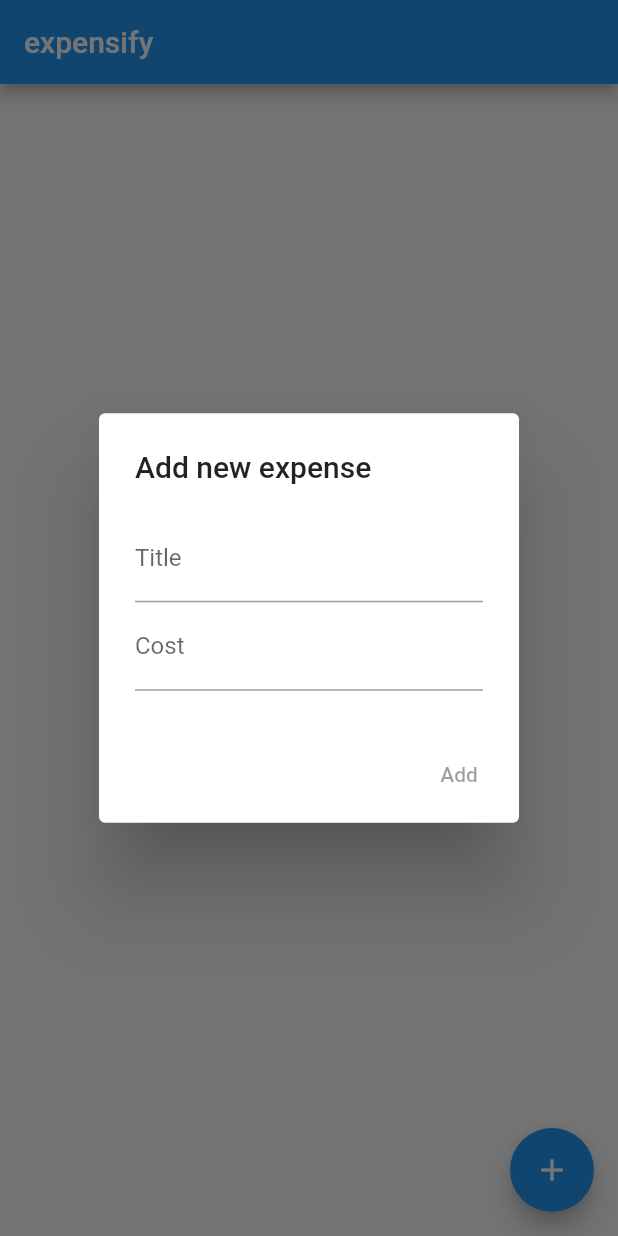
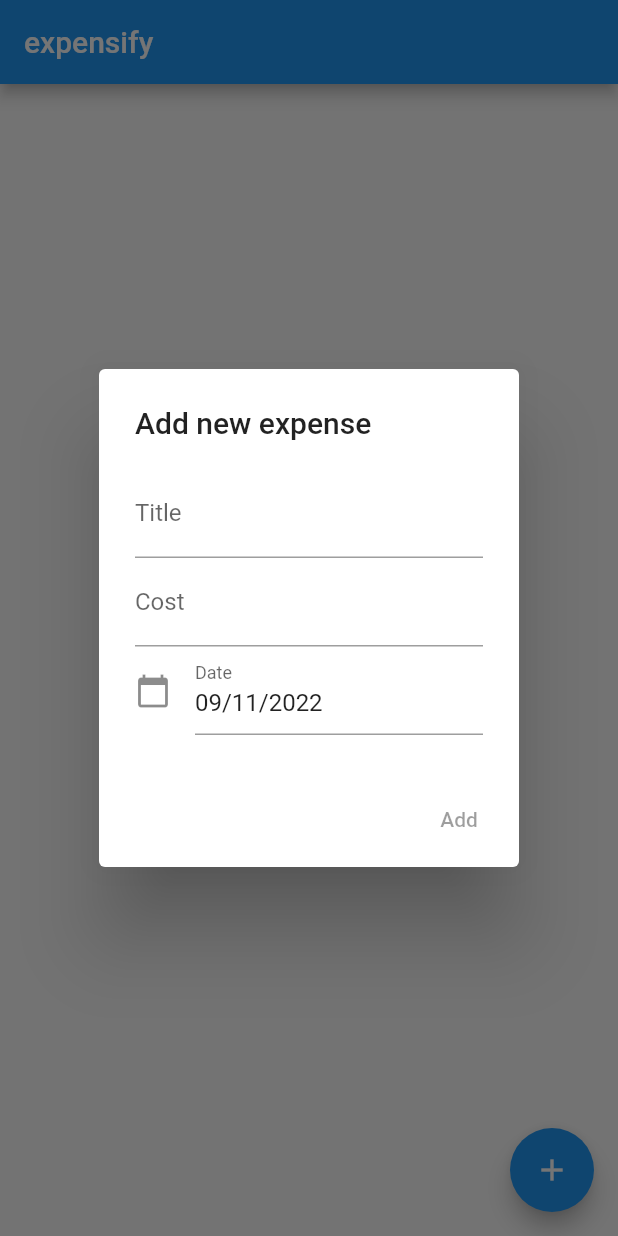
Before and after one commit to leomartins1999/expensify, a Flutter app: the screen it shows after launch, after a tap on the "add" icon, on a phone screen of 412 x 824 dp. Run offline on Flutter 3.47's test engine with Material 2 defaults, Android fonts, the phone set to English and light mode, and no system bars; our stand-ins replace sqflite; accounts and stored records are empty.

Commit message:
Add field to expense model

```diff
--- a/lib/dtos/expense.dart
+++ b/lib/dtos/expense.dart
@@ -1,6 +1,7 @@
 class Expense {
   final String title;
   final double value;
+  final DateTime date;
 
-  const Expense(this.title, this.value);
+  const Expense(this.title, this.value, this.date);
 }
--- a/lib/pages/home/create_expense_dialog.dart
+++ b/lib/pages/home/create_expense_dialog.dart
@@ -1,4 +1,5 @@
 import 'package:expensify/dtos/expense.dart';
+import 'package:expensify/utils/date_formatting.dart';
 import 'package:flutter/material.dart';
 
 class CreateExpenseDialog extends StatefulWidget {
@@ -11,6 +12,11 @@ class CreateExpenseDialog extends StatefulWidget {
 class _CreateExpenseDialogState extends State<CreateExpenseDialog> {
   String? title;
   double? value;
+
+  DateTime date = DateTime.now();
+  TextEditingController dateTextController = TextEditingController(
+    text: DateTime.now().format(),
+  );
 
   @override
   Widget build(BuildContext context) {
@@ -37,6 +43,29 @@ class _CreateExpenseDialogState extends State<CreateExpenseDialog> {
               value = double.parse(v);
             }),
           ),
+          TextFormField(
+            controller: dateTextController,
+            decoration: const InputDecoration(
+              labelText: "Date",
+              icon: Icon(Icons.calendar_today),
+            ),
+            readOnly: true,
+            onTap: () async {
+              final newDate = await showDatePicker(
+                context: context,
+                initialDate: date,
+                firstDate: DateTime(2000),
+                lastDate: DateTime(2101),
+              );
+
+              if (newDate == null) return;
+
+              setState(() {
+                dateTextController.text = newDate.format();
+                date = newDate;
+              });
+            },
+          )
         ],
       ),
       actions: [
@@ -44,7 +73,7 @@ class _CreateExpenseDialogState extends State<CreateExpenseDialog> {
           onPressed: !isAddEnabled()
               ? null
               : () {
-                  final expense = Expense(title!, value!);
+                  final expense = Expense(title!, value!, date);
 
                   return Navigator.of(context).pop(expense);
                 },
--- a/lib/pages/home/expense_list.dart
+++ b/lib/pages/home/expense_list.dart
@@ -1,4 +1,5 @@
 import 'package:expensify/dtos/expense.dart';
+import 'package:expensify/utils/date_formatting.dart';
 import 'package:flutter/material.dart';
 
 class ExpenseList extends StatelessWidget {
@@ -12,6 +13,7 @@ class ExpenseList extends StatelessWidget {
       children: _expenses
           .map((e) => ListTile(
                 title: Text(e.title),
+                subtitle: Text(e.date.format()),
                 trailing: Text("${e.value.toStringAsFixed(2)} €"),
               ))
           .toList(),
--- a/lib/repositories/expense_repository.dart
+++ b/lib/repositories/expense_repository.dart
@@ -16,15 +16,24 @@ class ExpenseRepository {
   Future<List<Expense>> getExpenses() async {
     final db = await database;
 
-    final List<Map<String, dynamic>> entries = await db.query("expenses");
+    final List<Map<String, dynamic>> entries = await db.query(
+      "expenses",
+      orderBy: "date DESC",
+    );
 
-    return entries.map((e) => Expense(e["title"], e["value"])).toList();
+    return entries
+        .map((e) => Expense(
+              e["title"],
+              e["value"],
+              DateTime.parse(e["date"]),
+            ))
+        .toList();
   }
 
   Future<void> saveExpense(Expense e) async {
     final db = await database;
 
-    final map = {"title": e.title, "value": e.value};
+    final map = {"title": e.title, "value": e.value, "date": e.date.toString()};
 
     await db.insert("expenses", map);
   }
@@ -32,7 +41,7 @@ class ExpenseRepository {
   static Future<Database> buildDatabase() async {
     return openDatabase(
       join(await getDatabasesPath(), "expenses.db"),
-      version: 1,
+      version: 2,
       onCreate: (db, version) async {
         await db.execute('''
           CREATE TABLE IF NOT EXISTS expenses(
@@ -42,6 +51,18 @@ class ExpenseRepository {
           );
         ''');
       },
+      onUpgrade: (db, oldVersion, newVersion) async {
+        for (int i = oldVersion + 1; i <= newVersion; i++) {
+          await db.execute(migrations[i]!);
+        }
+      },
     );
   }
+
+  static Map<int, String> migrations = {
+    2: '''
+    ALTER TABLE expenses
+      ADD date TEXT NOT NULL DEFAULT '2021-11-09 00:00:00';
+    '''
+  };
 }
--- a/pubspec.yaml
+++ b/pubspec.yaml
@@ -33,6 +33,7 @@ dependencies:
     sdk: flutter
   sqflite:
   path:
+  intl:
 
 dev_dependencies:
   # The "flutter_lints" package below contains a set of recommended lints to
```
Also changed, not shown: lib/utils/date_formatting.dart (added, +7 -0 lines).
